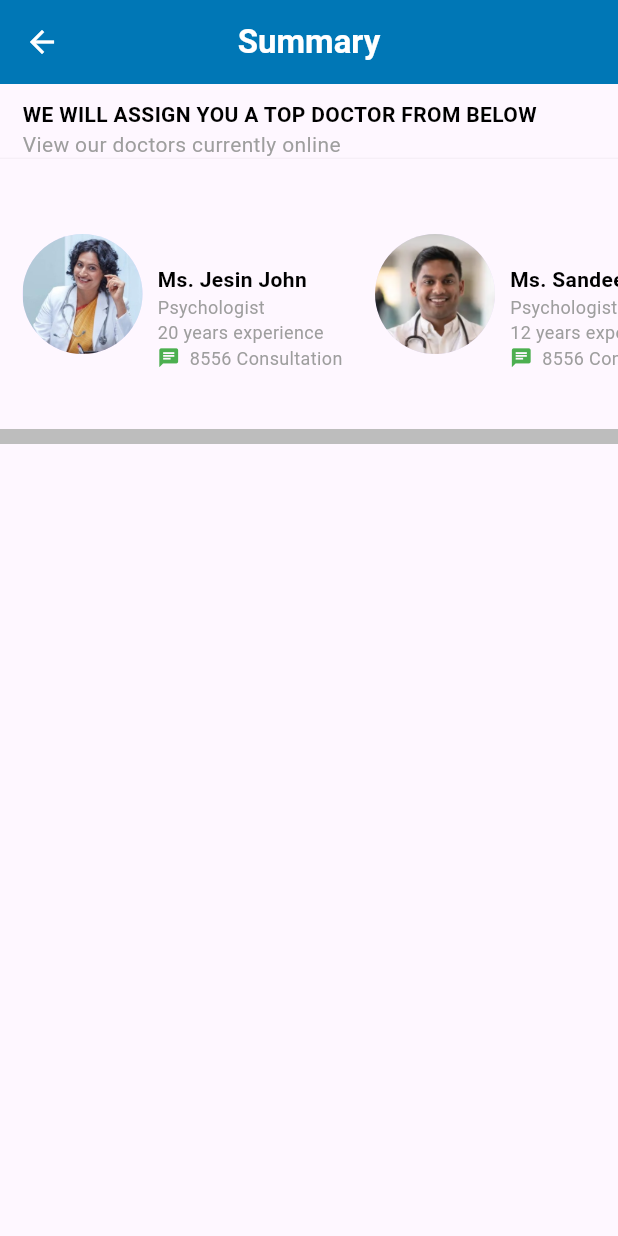
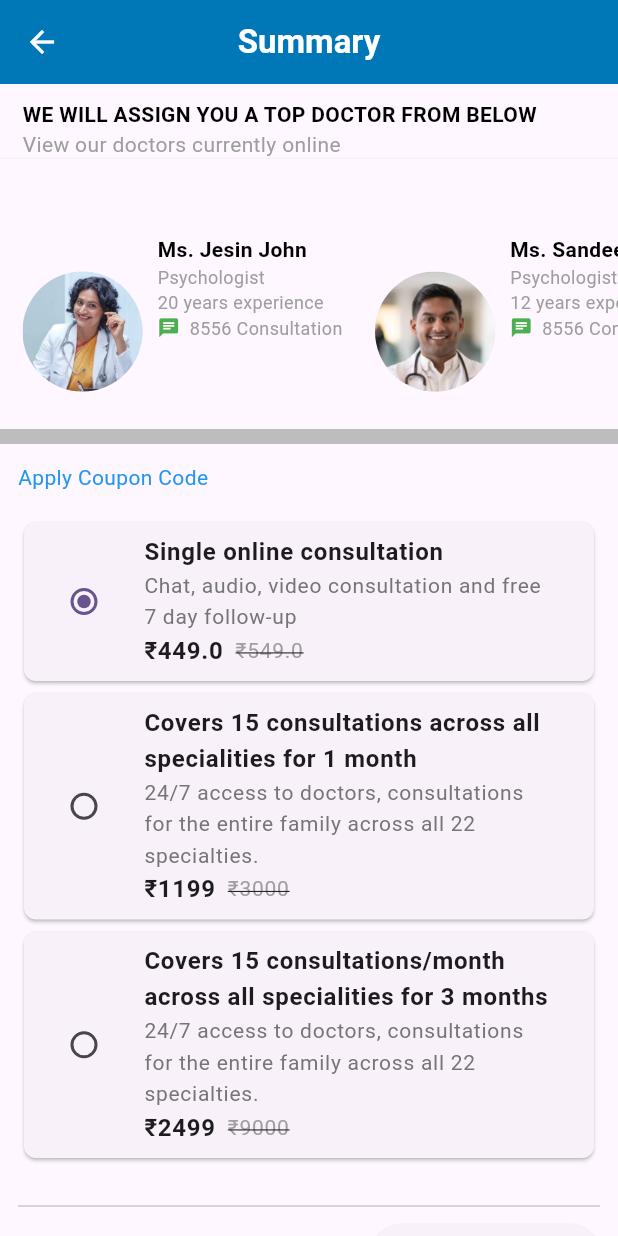
Before and after one commit to chakshit2004h/Hospital, a Flutter app: the Online screen opened directly, on a phone screen of 412 x 824 dp. Run offline on Flutter 3.47's test engine with Material 3 defaults, Android fonts, the phone set to English and light mode, and no system bars; our stand-ins replace animated_text_kit, cloud_firestore, file_picker, firebase_auth, firebase_core, geolocator and 1 more; missing offline and left inert: flutter_upi_india; accounts and stored records are empty.

Commit message:
second commit

```diff
--- a/lib/doctor.dart
+++ b/lib/doctor.dart
@@ -1,4 +1,6 @@
 import 'package:flutter/material.dart';
+import 'package:hospital/book_clinic.dart';
+import 'package:hospital/book_clinic_2.dart';
 
 class Doctor extends StatefulWidget {
   const Doctor({super.key});
@@ -177,7 +179,7 @@ class _DoctorState extends State<Doctor> {
                             padding: const EdgeInsets.only(left: 7.0),
                             child: ElevatedButton.icon(
                               onPressed: () {
-                                // Add your onPressed action here
+                                Navigator.push(context, MaterialPageRoute(builder: (context) => BookClinic()));
                               },
                               icon: const Icon(
                                 Icons.call,
@@ -334,7 +336,7 @@ class _DoctorState extends State<Doctor> {
                             padding: const EdgeInsets.only(left: 7.0),
                             child: ElevatedButton.icon(
                               onPressed: () {
-                                // Add your onPressed action here
+                                Navigator.push(context, MaterialPageRoute(builder: (context) => BookClinic2()));
                               },
                               icon: const Icon(
                                 Icons.call,
--- a/lib/main.dart
+++ b/lib/main.dart
@@ -41,7 +41,7 @@ class MyApp extends StatelessWidget {
         colorScheme: ColorScheme.fromSeed(seedColor: Colors.deepPurple),
         useMaterial3: true,
       ),
-      home: SplashScreen(),
+      home:Homepage(userName: "chakshit", userEmail: "chakshit2004@gmail.com"),
     );
   }
 }
--- a/lib/online.dart
+++ b/lib/online.dart
@@ -1,4 +1,5 @@
 import 'package:flutter/material.dart';
+import 'package:flutter_upi_india/flutter_upi_india.dart';
 
 class Online extends StatefulWidget {
   const Online({super.key});
@@ -8,6 +9,49 @@ class Online extends StatefulWidget {
 }
 
 class _OnlineState extends State<Online> {
+  int _selectedOption = 0;
+  String? _transactionStatus;
+
+  Future<void> initiateTransaction() async {
+    try {
+      UpiTransactionResponse response = await UpiPay.initiateTransaction(
+        amount: (_selectedOption == 0 ? 449.0 : _selectedOption == 1 ? 1199.0 : 2499.0).toString(),
+        transactionNote: "Payment for online consultation",
+        app: UpiApplication.googlePay, // Use Google Pay as default
+        receiverUpiAddress: "chakshitguleria2004@oksbi", // Replace with actual UPI ID
+        receiverName: "Doctor Consultation",
+        transactionRef: "TXN${DateTime.now().millisecondsSinceEpoch}",
+      );
+
+      print("Transaction Response: $response"); // Debugging output
+
+      if (response.status == UpiTransactionStatus.success) {
+        _showPaymentDialog("Payment Successful: ${response.toString() ?? 'No Transaction ID'}");
+      } else {
+        _showPaymentDialog("Payment Failed: ${response.status}\nResponse: $response");
+      }
+    } catch (e) {
+      _showPaymentDialog("Payment Error: $e");
+    }
+  }
+
+
+  void _showPaymentDialog(String message) {
+    showDialog(
+      context: context,
+      builder: (context) => AlertDialog(
+        title: Text("Payment Status"),
+        content: Text(message),
+        actions: [
+          TextButton(
+            onPressed: () => Navigator.pop(context),
+            child: Text("OK"),
+          ),
+        ],
+      ),
+    );
+  }
+
   @override
   Widget build(BuildContext context) {
     return Scaffold(
@@ -25,17 +69,23 @@ class _OnlineState extends State<Online> {
           style: TextStyle(fontWeight: FontWeight.bold, color: Colors.white),
         ),
       ),
-      body: Column(
-        mainAxisAlignment: MainAxisAlignment.start,
+      body: SingleChildScrollView(
+        child: Column(
           crossAxisAlignment: CrossAxisAlignment.start,
           children: [
             Padding(
-            padding: const EdgeInsets.only(top: 10.0,left: 15.0),
-            child: Text("WE WILL ASSIGN YOU A TOP DOCTOR FROM BELOW",style: TextStyle(color: Colors.black,fontWeight: FontWeight.bold),),
+              padding: EdgeInsets.only(top: 10.0, left: 15.0),
+              child: Text(
+                "WE WILL ASSIGN YOU A TOP DOCTOR FROM BELOW",
+                style: TextStyle(color: Colors.black, fontWeight: FontWeight.bold),
+              ),
             ),
             Padding(
-            padding: const EdgeInsets.only(left: 15.0),
-            child: Text("View our doctors currently online",style: TextStyle(color: Colors.grey,),),
+              padding: EdgeInsets.only(left: 15.0),
+              child: Text(
+                "View our doctors currently online",
+                style: TextStyle(color: Colors.grey),
+              ),
             ),
             Material(
               elevation: 2,
@@ -46,161 +96,135 @@ class _OnlineState extends State<Online> {
                   scrollDirection: Axis.horizontal,
                   child: Row(
                     children: [
-                    Padding(
-                      padding: const EdgeInsets.only(left: 15.0),
-                      child: SizedBox(
-                        width: 220,
-                          child: Row(
-                            children: [
-                              CircleAvatar(
-                                radius: 40,
-                                foregroundImage: AssetImage("assets/images/img2.jpg"),
-                              ),
-                              SizedBox(width: 10),
-                              Column(
-                                mainAxisAlignment: MainAxisAlignment.start,
-                                crossAxisAlignment: CrossAxisAlignment.start, // Aligns text to the left
-                                children: [
-                                  Padding(
-                                    padding: const EdgeInsets.only(top: 70.0),
-                                    child: Text(
-                                      "Ms. Jesin John",
-                                      style: TextStyle(
-                                        fontWeight: FontWeight.bold,
-                                        color: Colors.black,
+                      _buildDoctorCard("Ms. Jesin John", "Psychologist", "20 years experience", "assets/images/img2.jpg", "8556"),
+                      _buildDoctorCard("Ms. Sandeep Kumar", "Psychologist", "12 years experience", "assets/images/i.png", "8556"),
+                      _buildDoctorCard("Ms. Rizwana Parvin T M", "Counselling", "7 years experience", "assets/images/i2.png", "455"),
+                    ],
                   ),
                 ),
               ),
-                                  Text("Psychologist",style: TextStyle(color: Colors.grey,fontSize: 12),),
-                                  Text("20 years experience",style: TextStyle(color: Colors.grey,fontSize: 12),),
-                                  Row(children: [Icon(Icons.chat,color: Colors.green,size: 15),Text("  8556 Consultation",style: TextStyle(fontSize: 12,color: Colors.grey),)],),
+            ),
+            Container(
+              width: double.infinity,
+              height: 10,
+              color: Colors.grey[400],
+            ),
+            Padding(
+              padding: EdgeInsets.all(12.0),
+              child: Column(
+                crossAxisAlignment: CrossAxisAlignment.start,
+                children: [
+                  Text("Apply Coupon Code", style: TextStyle(color: Colors.blue)),
+                  SizedBox(height: 16),
+                  _buildOption(0, "Single online consultation", "₹449.0", "₹549.0", "Chat, audio, video consultation and free 7 day follow-up", true),
+                  _buildOption(1, "Covers 15 consultations across all specialities for 1 month", "₹1199", "₹3000", "24/7 access to doctors, consultations for the entire family across all 22 specialties.", false, "Save ₹1800"),
+                  _buildOption(2, "Covers 15 consultations/month across all specialities for 3 months", "₹2499", "₹9000", "24/7 access to doctors, consultations for the entire family across all 22 specialties.", false, "Save ₹6500"),
+                  SizedBox(height: 20),
+                  Divider(),
+                  Row(
+                    mainAxisAlignment: MainAxisAlignment.spaceBetween,
+                    children: [
+                      Text(
+                        "₹${_selectedOption == 0 ? '449' : _selectedOption == 1 ? '1199' : '2499'}",
+                        style: TextStyle(fontSize: 18, fontWeight: FontWeight.bold),
+                      ),
+                      ElevatedButton(
+                        onPressed: (){initiateTransaction();},
+                        child: Text("Pay And Consult"),
+                      ),
                     ],
                   ),
-                            ],
-                          )
-
-
+                  Center(
+                    child: TextButton(
+                      onPressed: () {},
+                      child: Text("View Breakup", style: TextStyle(color: Colors.blue)),
                     ),
                   ),
-                    Padding(
-                      padding: const EdgeInsets.only(left: 15.0),
-                      child: SizedBox(
-                          width: 220,
-                          child: Row(
-                            children: [
-                              CircleAvatar(
-                                radius: 40,
-                                foregroundImage: AssetImage("assets/images/i.png"),
-                              ),
-                              SizedBox(width: 10),
-                              Column(
-                                mainAxisAlignment: MainAxisAlignment.start,
-                                crossAxisAlignment: CrossAxisAlignment.start, // Aligns text to the left
-                                children: [
-                                  Padding(
-                                    padding: const EdgeInsets.only(top: 70.0),
+                  if (_transactionStatus != null)
+                    Center(
                       child: Text(
-                                      "Ms. Sandeep Kumar",
-                                      style: TextStyle(
-                                        fontWeight: FontWeight.bold,
-                                        color: Colors.black,
-                                      ),
-                                    ),
-                                  ),
-                                  Text("Psychologist",style: TextStyle(color: Colors.grey,fontSize: 12),),
-                                  Text("12 years experience",style: TextStyle(color: Colors.grey,fontSize: 12),),
-                                  Row(children: [Icon(Icons.chat,color: Colors.green,size: 15),Text("  8556 Consultation",style: TextStyle(fontSize: 12,color: Colors.grey),)],),
-                                ],
-                              ),
-                            ],
-                          )
-
-
-                      ),
-                    ),
-                    Padding(
-                      padding: const EdgeInsets.only(left: 15.0),
-                      child: SizedBox(
-                          width: 240,
-                          child: Row(
-                            children: [
-                              CircleAvatar(
-                                radius: 40,
-                                foregroundImage: AssetImage("assets/images/i2.png"),
-                              ),
-                              SizedBox(width: 10),
-                              Column(
-                                mainAxisAlignment: MainAxisAlignment.start,
-                                crossAxisAlignment: CrossAxisAlignment.start, // Aligns text to the left
-                                children: [
-                                  Padding(
-                                    padding: const EdgeInsets.only(top: 70.0),
-                                    child: Text(
-                                      "Ms. Rizwana Parvin T M",
-                                      style: TextStyle(
-                                        fontWeight: FontWeight.bold,
-                                        color: Colors.black,
-                                      ),
-                                    ),
-                                  ),
-                                  Text("Counselling",style: TextStyle(color: Colors.grey,fontSize: 12),),
-                                  Text("7 years experience",style: TextStyle(color: Colors.grey,fontSize: 12),),
-                                  Row(children: [Icon(Icons.chat,color: Colors.green,size: 15),Text("  455 Consultation",style: TextStyle(fontSize: 12,color: Colors.grey),)],),
-                                ],
-                              ),
-                            ],
-                          )
-
-
-                      ),
-                    ),
-                    Padding(
-                      padding: const EdgeInsets.only(left: 15.0),
-                      child: SizedBox(
-                          width: 220,
-                          child: Row(
-                            children: [
-                              CircleAvatar(
-                                radius: 40,
-                                foregroundImage: AssetImage("assets/images/img2.jpg"),
-                              ),
-                              SizedBox(width: 10),
-                              Column(
-                                mainAxisAlignment: MainAxisAlignment.start,
-                                crossAxisAlignment: CrossAxisAlignment.start, // Aligns text to the left
-                                children: [
-                                  Padding(
-                                    padding: const EdgeInsets.only(top: 70.0),
-                                    child: Text(
-                                      "Ms. Jesin John",
-                                      style: TextStyle(
-                                        fontWeight: FontWeight.bold,
-                                        color: Colors.black,
-                                      ),
-                                    ),
-                                  ),
-                                  Text("Psychologist",style: TextStyle(color: Colors.grey,fontSize: 12),),
-                                  Text("20 years experience",style: TextStyle(color: Colors.grey,fontSize: 12),),
-                                  Row(children: [Icon(Icons.chat,color: Colors.green,size: 15),Text("  8556 Consultation",style: TextStyle(fontSize: 12,color: Colors.grey),)],),
-                                ],
-                              ),
-                            ],
-                          )
-
-
+                        _transactionStatus!,
+                        style: TextStyle(color: _transactionStatus == "Payment Successful!" ? Colors.green : Colors.red, fontWeight: FontWeight.bold),
                       ),
                     ),
                 ],
               ),
             ),
+          ],
         ),
       ),
-          Container(width: double.infinity,height: 10,color: Colors.grey[400],),
-          Material(
-            elevation: 2,
-            child: Container(),
+    );
+  }
+
+  Widget _buildDoctorCard(String name, String speciality, String experience, String imagePath, String consultations) {
+    return Padding(
+      padding: EdgeInsets.only(left: 15.0),
+      child: SizedBox(
+        width: 220,
+        child: Padding(
+          padding: const EdgeInsets.only(top: 50.0),
+          child: Row(
+            children: [
+              CircleAvatar(
+                radius: 40,
+                foregroundImage: AssetImage(imagePath),
+              ),
+              SizedBox(width: 10),
+              Column(
+                crossAxisAlignment: CrossAxisAlignment.start,
+                children: [
+                  SizedBox(
+                    width: 120,
+                    child: Text(
+                      name,
+                      style: TextStyle(fontWeight: FontWeight.bold, color: Colors.black),
+                      overflow: TextOverflow.ellipsis,
+                    ),
+                  ),
+                  Text(speciality, style: TextStyle(color: Colors.grey, fontSize: 12)),
+                  Text(experience, style: TextStyle(color: Colors.grey, fontSize: 12)),
+                  Row(
+                    children: [
+                      Icon(Icons.chat, color: Colors.green, size: 15),
+                      Text("  $consultations Consultation", style: TextStyle(fontSize: 12, color: Colors.grey)),
+                    ],
                   ),
                 ],
+              ),
+            ],
+          ),
+        ),
+      ),
+    );
+  }
+
+  Widget _buildOption(int value, String title, String price, String oldPrice, String description, bool isHighlighted, [String? saveText]) {
+    return Card(
+      shape: RoundedRectangleBorder(borderRadius: BorderRadius.circular(8)),
+      child: ListTile(
+        leading: Radio<int>(
+          value: value,
+          groupValue: _selectedOption,
+          onChanged: (int? newValue) {
+            setState(() {
+              _selectedOption = newValue!;
+            });
+          },
+        ),
+        title: Column(
+          crossAxisAlignment: CrossAxisAlignment.start,
+          children: [
+            Text(title, style: TextStyle(fontSize: 16, fontWeight: FontWeight.bold)),
+            Text(description, style: TextStyle(fontSize: 14, color: Colors.grey[600])),
+            Row(
+              children: [
+                Text(price, style: TextStyle(fontSize: 16, fontWeight: FontWeight.bold)),
+                SizedBox(width: 8),
+                Text(oldPrice, style: TextStyle(fontSize: 14, color: Colors.grey, decoration: TextDecoration.lineThrough)),
+              ],
+            ),
+          ],
+        ),
       ),
     );
   }
--- a/pubspec.yaml
+++ b/pubspec.yaml
@@ -20,6 +20,7 @@ version: 1.0.0+1
 
 environment:
   sdk: ^3.6.2
+image_path: "assets/images/logo.png"
 
 # Dependencies specify other packages that your package needs in order to work.
 # To automatically upgrade your package dependencies to the latest versions
@@ -38,6 +39,7 @@ dependencies:
   intl: ^0.20.2
   geolocator: ^13.0.2
   shared_preferences: ^2.5.2
+  flutter_upi_india: ^0.0.6
 
 dev_dependencies:
   animated_text_kit: ^4.2.2
```
Also changed, not shown: lib/Login.dart (+29 -10 lines), lib/book_clinic.dart (added, +117 -0 lines), lib/book_clinic_2.dart (added, +117 -0 lines), pubspec.lock, 1 other file. Lines whose indentation alone changed are shown as unchanged.
